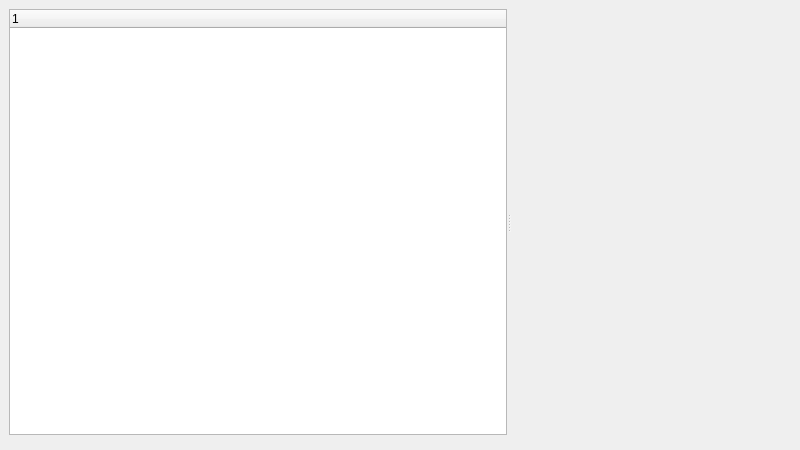
This is ui/options.ui in snorkel-marlin-repos/metabrainz_picard_pr_2713_a0610c16-e9df-42b1-8e4b-06d6e24b8f44 as Qt 5 draws it before an edit. The edited form follows.
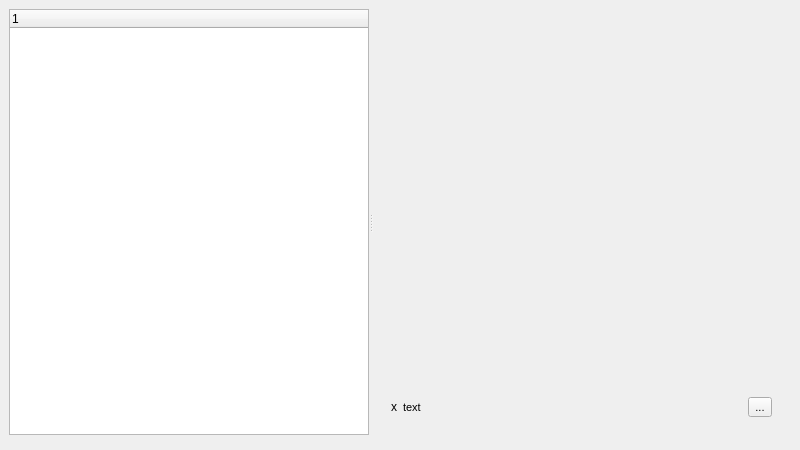
This is the edited form.

Commit message:
PICARD-3110: Add profile save warning on option settings page (Picard 2.x)
Original PR #2713 by rdswift
Original: https://github.com/metabrainz/picard/pull/2713

Patch:
```diff
--- a/ui/options.ui
+++ b/ui/options.ui
@@ -56,19 +56,115 @@
        </property>
       </column>
      </widget>
-     <widget class="QStackedWidget" name="pages_stack">
-      <property name="sizePolicy">
-       <sizepolicy hsizetype="Ignored" vsizetype="Preferred">
-        <horstretch>0</horstretch>
-        <verstretch>0</verstretch>
-       </sizepolicy>
+     <widget class="QFrame" name="frame">
+      <property name="frameShape">
+       <enum>QFrame::NoFrame</enum>
       </property>
-      <property name="minimumSize">
-       <size>
-        <width>280</width>
-        <height>0</height>
-       </size>
+      <property name="frameShadow">
+       <enum>QFrame::Plain</enum>
       </property>
+      <property name="lineWidth">
+       <number>0</number>
+      </property>
+      <layout class="QVBoxLayout" name="verticalLayout_2">
+       <item>
+        <widget class="QStackedWidget" name="pages_stack">
+         <property name="sizePolicy">
+          <sizepolicy hsizetype="Ignored" vsizetype="Preferred">
+           <horstretch>0</horstretch>
+           <verstretch>0</verstretch>
+          </sizepolicy>
+         </property>
+         <property name="minimumSize">
+          <size>
+           <width>280</width>
+           <height>0</height>
+          </size>
+         </property>
+        </widget>
+       </item>
+       <item>
+        <widget class="QFrame" name="profile_warning">
+         <property name="sizePolicy">
+          <sizepolicy hsizetype="MinimumExpanding" vsizetype="Preferred">
+           <horstretch>0</horstretch>
+           <verstretch>0</verstretch>
+          </sizepolicy>
+         </property>
+         <layout class="QHBoxLayout" name="horizontalLayout">
+          <property name="topMargin">
+           <number>10</number>
+          </property>
+          <item>
+           <widget class="QLabel" name="profile_warning_icon">
+            <property name="sizePolicy">
+             <sizepolicy hsizetype="Minimum" vsizetype="Preferred">
+              <horstretch>0</horstretch>
+              <verstretch>0</verstretch>
+             </sizepolicy>
+            </property>
+            <property name="text">
+             <string>x</string>
+            </property>
+           </widget>
+          </item>
+          <item>
+           <widget class="QLabel" name="profile_warning_text">
+            <property name="sizePolicy">
+             <sizepolicy hsizetype="Preferred" vsizetype="Preferred">
+              <horstretch>1</horstretch>
+              <verstretch>0</verstretch>
+             </sizepolicy>
+            </property>
+            <property name="font">
+             <font>
+              <pointsize>8</pointsize>
+              <italic>false</italic>
+             </font>
+            </property>
+            <property name="text">
+             <string>text</string>
+            </property>
+            <property name="wordWrap">
+             <bool>true</bool>
+            </property>
+           </widget>
+          </item>
+          <item>
+           <widget class="QToolButton" name="profile_help_button">
+            <property name="font">
+             <font>
+              <pointsize>8</pointsize>
+             </font>
+            </property>
+            <property name="text">
+             <string>...</string>
+            </property>
+            <property name="iconSize">
+             <size>
+              <width>10</width>
+              <height>10</height>
+             </size>
+            </property>
+           </widget>
+          </item>
+          <item>
+           <spacer name="horizontalSpacer">
+            <property name="orientation">
+             <enum>Qt::Horizontal</enum>
+            </property>
+            <property name="sizeHint" stdset="0">
+             <size>
+              <width>1</width>
+              <height>1</height>
+             </size>
+            </property>
+           </spacer>
+          </item>
+         </layout>
+        </widget>
+       </item>
+      </layout>
      </widget>
     </widget>
    </item>
```
The commit also changes 3 other files.
